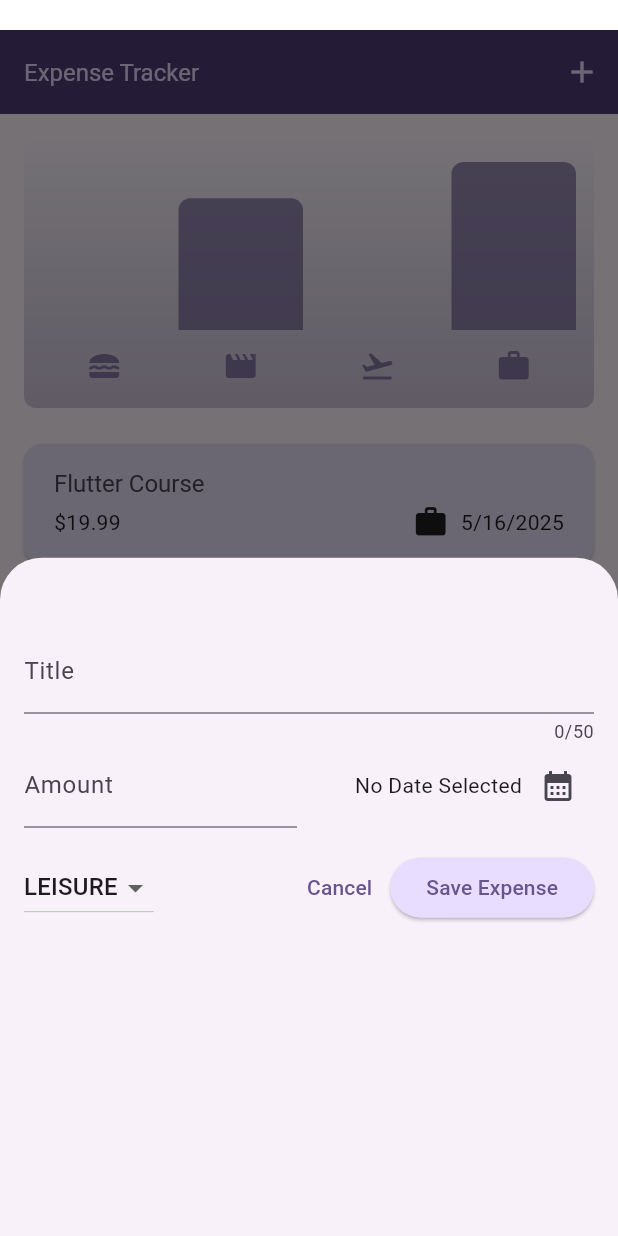
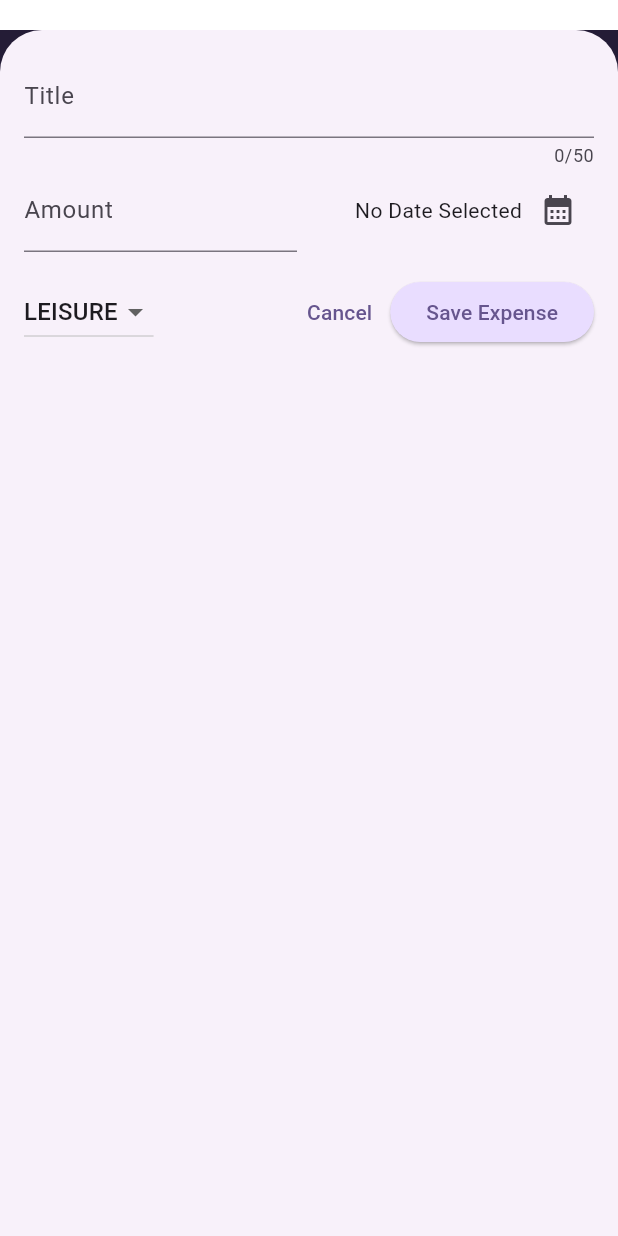
Before and after one commit to N1-San/expense_tracker, a Flutter app: the screen it shows after launch, after a tap on the "add" icon, on a phone screen of 412 x 824 dp. Run offline on Flutter 3.47's test engine with Material 3 defaults, Android fonts, the phone set to English and light mode, and no system bars.

Commit message:
dynamic modal

```diff
--- a/lib/main.dart
+++ b/lib/main.dart
@@ -1,6 +1,6 @@
 import 'package:flutter/material.dart';
 import 'package:expense_tracker/widgets/expenses.dart';
-import 'package:flutter/services.dart';
+// import 'package:flutter/services.dart';
 
 var kColorScheme = ColorScheme.fromSeed(
   seedColor: const Color.fromARGB(255, 181, 150, 255)
--- a/lib/widgets/expenses.dart
+++ b/lib/widgets/expenses.dart
@@ -34,6 +34,8 @@ class _ExpensesState extends State<Expenses> {
 
   void _openAddExpenseOverlay() {
     showModalBottomSheet(
+      useSafeArea: true,
+      isScrollControlled: true,
       context: context,
       builder: (ctx) => NewExpense(onAddExpense: _addExpense,),
     );
--- a/lib/widgets/new_expense.dart
+++ b/lib/widgets/new_expense.dart
@@ -79,19 +79,55 @@ class _NewExpenseState extends State<NewExpense> {
     super.dispose();
   }
 
-
   // var _enteredTitle = '';
-
   // void _saveTitleInput(String inputValue) {
   //   _enteredTitle = inputValue;
   // }
 
   @override
   Widget build(BuildContext context){
-    return Padding(
-      padding: EdgeInsets.fromLTRB(16, 48, 16, 16),
+    final keyboardSpace = MediaQuery.of(context).viewInsets.bottom;
+    return LayoutBuilder(builder: (ctx, constraints) {
+      final width = constraints.maxWidth;
+      // print(constraints.maxWidth);
+      // print(constraints.minHeight);
+      // print(constraints.maxHeight);
+
+      return SizedBox(
+        height: double.infinity,
+          child: SingleChildScrollView(
+            child: Padding(
+              padding: EdgeInsets.fromLTRB(16, 16, 16, keyboardSpace + 16),
               child: Column(
                 children: [
+                  if (width >= 600)
+                  Row(
+                      crossAxisAlignment: CrossAxisAlignment.start,
+                      children: [
+                        Expanded(
+                          child: TextField(
+                            controller: _titleController,
+                            // onChanged: _saveTitleInput,
+                            maxLength: 50,
+                            decoration: InputDecoration(
+                              label: Text("Title")
+                            ),
+                          ),
+                        ),
+                        const SizedBox(width: 24),
+                        Expanded(
+                          child: TextField(
+                            controller: _amountController,
+                            keyboardType: TextInputType.number,
+                            decoration: InputDecoration(
+                              prefixText: '\$ ',
+                              label: Text("Amount")
+                            ),
+                          ),
+                        ),
+                      ],
+                    )
+                  else
                   TextField(
                     controller: _titleController,
                     // onChanged: _saveTitleInput,
@@ -100,6 +136,48 @@ class _NewExpenseState extends State<NewExpense> {
                       label: Text("Title")
                     ),
                   ),
+                  if (width >= 600)
+                  Row(
+                    children: [
+                      DropdownButton(
+                        value: _selectedCategory,
+                        items: Category.values.map(
+                          (category) => DropdownMenuItem(
+                            value: category,
+                            child: Text(
+                              category.name.toUpperCase(),
+                            ),
+                          ),
+                        ).toList(),
+                        onChanged: (value) {
+                          // print(value);
+                          if(value == null) {
+                            return;
+                          }
+                          setState(() {
+                            _selectedCategory = value;
+                          });
+                        }
+                      ),
+                      const SizedBox(width: 24,),
+                      Expanded(
+                        child: Row(
+                          mainAxisAlignment: MainAxisAlignment.end,
+                          crossAxisAlignment: CrossAxisAlignment.center,
+                          children: [
+                            Text(_selectedDate == null ? 'No Date Selected' : formatter.format(_selectedDate!)),
+                            IconButton(
+                              onPressed: _presentDatePicker,
+                              icon: Icon(
+                                Icons.calendar_month
+                              )
+                            )
+                          ],
+                        ),
+                      ),
+                    ]
+                  )
+                  else
                   Row(
                     children: [
                       Expanded(
@@ -127,10 +205,27 @@ class _NewExpenseState extends State<NewExpense> {
                             )
                           ],
                         ),
-              )
+                      ),
                     ],
                   ),
                   const SizedBox(height: 16,),
+                  if (width >= 600)
+                  Row(
+                    children: [
+                      const Spacer(),
+                      TextButton(
+                        onPressed: () {
+                          Navigator.pop(context);
+                        },
+                        child: const Text('Cancel')
+                      ),
+                      ElevatedButton(
+                        onPressed: _submitExpenseData,
+                        child: const Text('Save Expense')
+                      ),
+                    ],
+                  )
+                  else
                   Row(
                     children: [
                       DropdownButton(
@@ -168,6 +263,10 @@ class _NewExpenseState extends State<NewExpense> {
                   ),
                 ],
               ),
+            ),
+          ),
+        );
+      }
     );
   }
 }
```
Also changed, not shown: 1 other file. Lines whose indentation alone changed are shown as unchanged.
